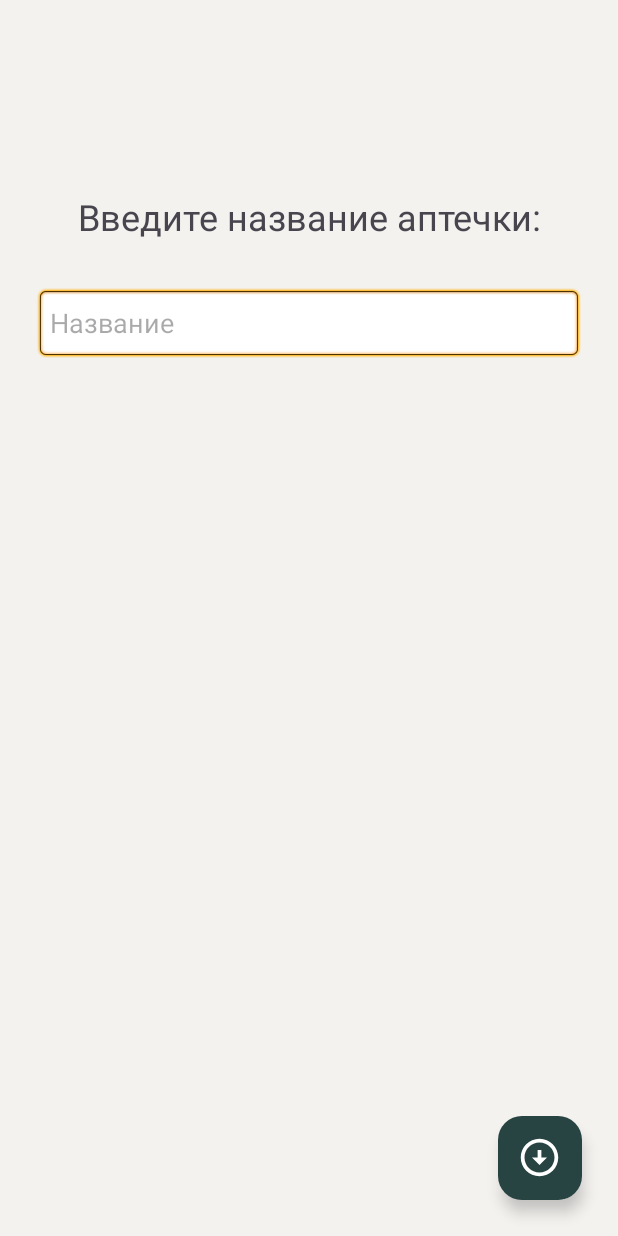
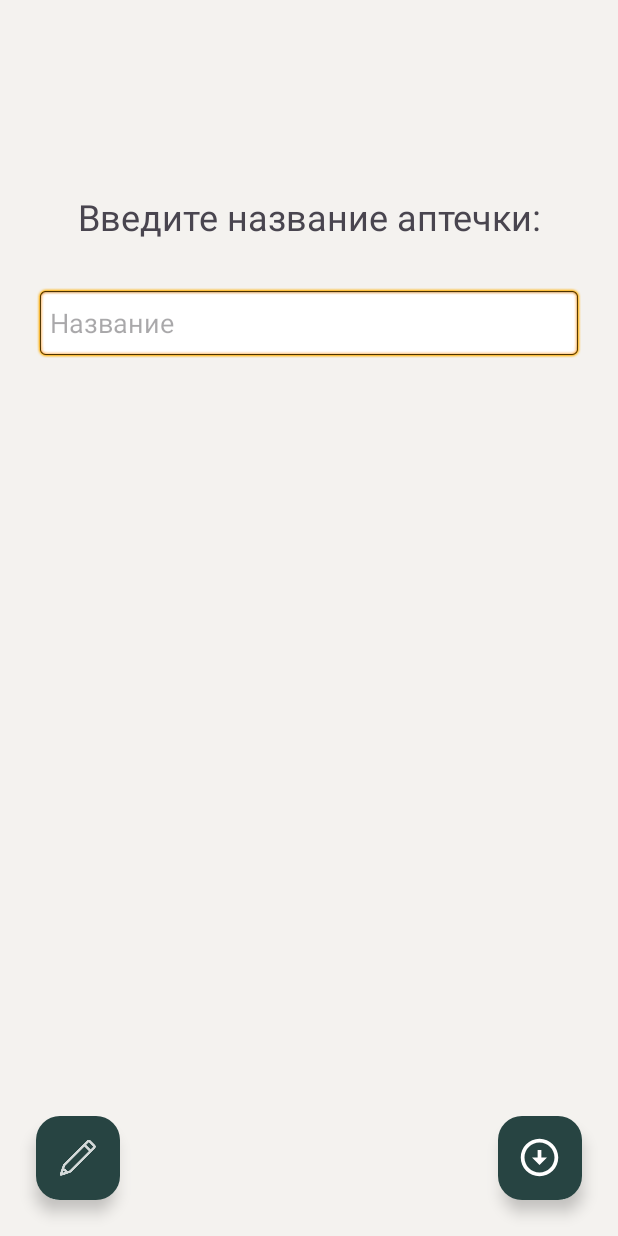
Before and after one commit to nastyaivannikova/home_first_aid_kit, an Android app: the layout edit_aid_activity.xml on its own in the app's theme, with its tools: preview values and no code run, on a phone screen of 412 x 824 dp. Run offline under Robolectric (Android 15) with nearby library versions, the phone set to English and light mode, and no system bars.

Commit message:
Add Edit for Aids

```diff
--- a/app/src/main/res/layout/edit_aid_activity.xml
+++ b/app/src/main/res/layout/edit_aid_activity.xml
@@ -53,4 +53,18 @@
         app:srcCompat="@drawable/ic_save"
         app:tint="@null" />
 
+    <com.google.android.material.floatingactionbutton.FloatingActionButton
+        android:id="@+id/fbEditAid"
+        android:layout_width="wrap_content"
+        android:layout_height="wrap_content"
+        android:layout_marginStart="24dp"
+        android:layout_marginBottom="24dp"
+        android:clickable="true"
+        android:onClick="onEditEnable"
+        app:backgroundTint="@color/dark_green"
+        app:layout_constraintBottom_toBottomOf="parent"
+        app:layout_constraintStart_toStartOf="parent"
+        app:srcCompat="@drawable/ic_edit"
+        app:tint="@null" />
+
 </androidx.constraintlayout.widget.ConstraintLayout>
```
Also changed, not shown: app/src/main/java/com/example/prodject_sqldb/AidKitActivity.kt (+10 -0 lines), app/src/main/java/com/example/prodject_sqldb/EditAidActivity.kt (+20 -0 lines), app/src/main/java/com/example/prodject_sqldb/db/MyAidAdapter.kt (+15 -19 lines).
